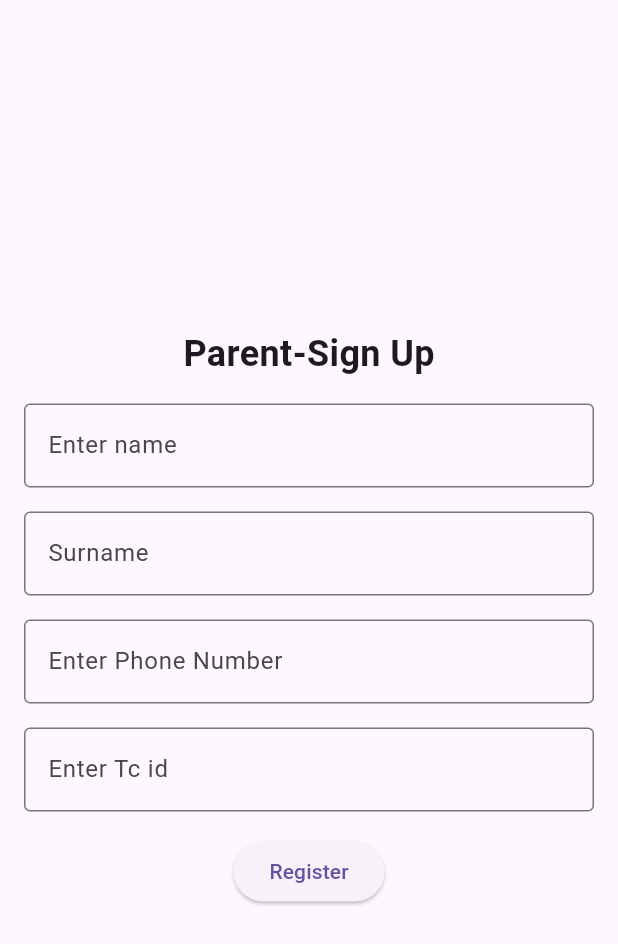
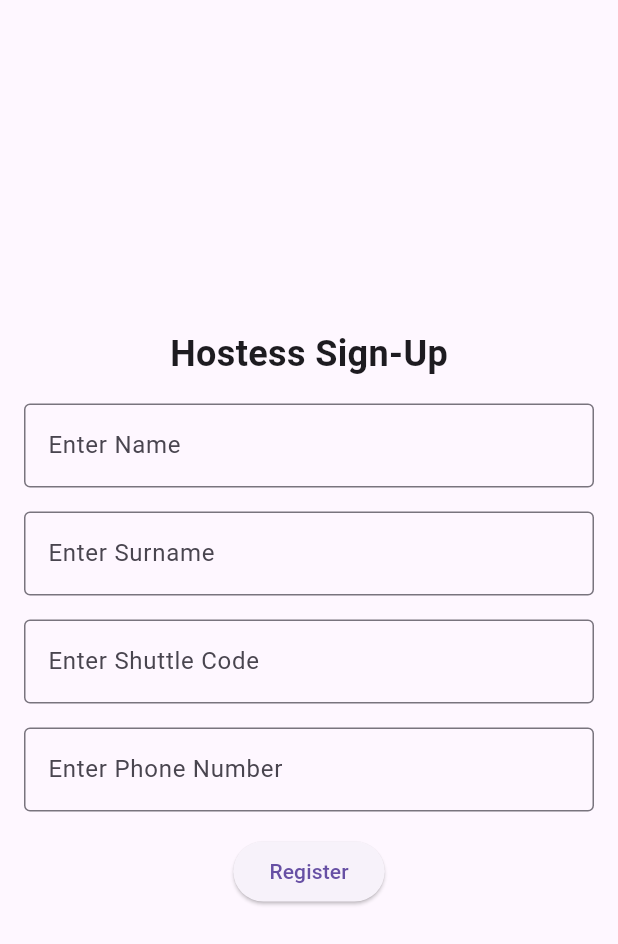
Before and after one commit to ethemsvg/shuttle-app, a Flutter app: the screen it shows after launch, after a tap on "Register", on a phone screen of 412 x 824 dp. Shown: the top 944 px of the screen. Run offline on Flutter 3.47's test engine with Material 3 defaults, Android fonts, the phone set to English and light mode, and no system bars; our stand-ins replace cloud_firestore, firebase_core; accounts and stored records are empty.

Commit message:
Register Parent and Register Hostess files now write the data in the text fields into related Collections in the DB.

```diff
--- a/lib/main.dart
+++ b/lib/main.dart
@@ -8,10 +8,22 @@ import 'package:flutter/material.dart';
 import 'register_parent.dart';
 
 
-Future<void> main() async {
+void main() async {
   //WidgetsFlutterBinding.ensureInitialized();
   WidgetsFlutterBinding.ensureInitialized();
+
+
+  //Platform.isAndroid ?
+  await Firebase.initializeApp(
+      options: const FirebaseOptions(
+        apiKey: "AIzaSyDfAWVlB6r-MK7nNGBftYSkqN5gir__QSg",
+        appId: "1:304364720194:android:bacd9d16a1f7b5cf571ddb",
+        messagingSenderId: "304364720194",
+        projectId: "kid-cruiser-goat",
+      ),
+    );
+
   await Firebase.initializeApp();
-  runApp(ParentRegister());
+  runApp(HostesRegister());
 
 }
--- a/lib/register_hostes.dart
+++ b/lib/register_hostes.dart
@@ -2,11 +2,29 @@
 import 'main.dart';
 
 import 'package:flutter/material.dart';
+import 'package:firebase_core/firebase_core.dart';
+import 'package:cloud_firestore/cloud_firestore.dart';
+
+class Hostess {
+  String name;
+  String surname;
+  String phoneNumber;
+  String shuttleCode;
+
+  Hostess({
+    required this.name,
+    required this.surname,
+    required this.phoneNumber,
+    required this.shuttleCode,
+  });
+}
 
 class HostesRegister extends StatelessWidget {
-  // Boş bir dropdown değeri
-  String? selectedSchool;
+
   TextEditingController shuttleCodeController = TextEditingController();
+  TextEditingController nameController = TextEditingController();
+  TextEditingController surnameController = TextEditingController();
+  TextEditingController phoneNumberController = TextEditingController();
 
   @override
   Widget build(BuildContext context) {
@@ -23,7 +41,7 @@ class HostesRegister extends StatelessWidget {
               mainAxisAlignment: MainAxisAlignment.center,
               children: [
                 Text(
-                  "Hostes-Sign Up",
+                  "Hostess Sign-Up",
                   style: TextStyle(
                     fontSize: 24.0,
                     fontWeight: FontWeight.bold,
@@ -31,13 +49,15 @@ class HostesRegister extends StatelessWidget {
                 ),
                 SizedBox(height: 16.0),
                 TextField(
+                  controller: nameController,
                   decoration: InputDecoration(
                     border: OutlineInputBorder(),
-                    labelText: "Enter name",
+                    labelText: "Enter Name",
                   ),
                 ),
                 SizedBox(height: 16.0),
                 TextField(
+                  controller: surnameController,
                   decoration: InputDecoration(
                     border: OutlineInputBorder(),
                     labelText: "Enter Surname",
@@ -46,29 +66,42 @@ class HostesRegister extends StatelessWidget {
                 SizedBox(height: 16.0),
                 TextField(
                   obscureText: true,
+                  controller: shuttleCodeController,
                   decoration: InputDecoration(
                     border: OutlineInputBorder(),
-                    labelText: "Enter Shuttle Password",
+                    labelText: "Enter Shuttle Code",
                   ),
                 ),
                 SizedBox(height: 16.0),
                 TextField(
-                  controller: shuttleCodeController,
+                  controller: phoneNumberController,
                   decoration: InputDecoration(
                     border: OutlineInputBorder(),
-                    labelText: "Enter Tc id",
+                    labelText: "Enter Phone Number",
                   ),
                 ),
                 SizedBox(height: 16.0),
                 ElevatedButton(
-                  onPressed: () {
-                    /////////////////////
-                    /////////////////////
-                    /////////////////////
-                    /////////////////////
-                    /////////////////////
-                    /////////////////////
-                    /////////////////////
+                  onPressed: () async{
+                    String name = nameController.text;
+                    String surname = surnameController.text;
+                    String phoneNum = phoneNumberController.text;
+                    String shuttleCode = shuttleCodeController.text;
+
+                    Hostess hostes = Hostess(
+                      name : name,
+                      surname: surname,
+                      phoneNumber: phoneNum,
+                      shuttleCode: shuttleCode,
+                    );
+
+                    await FirebaseFirestore.instance.collection('Hostess').add({
+                      'name': hostes.name,
+                      'surname': hostes.surname,
+                      'phoneNumber': hostes.phoneNumber,
+                      'shuttleCode': hostes.shuttleCode,
+                    });
+
                   },
                   child: Text("Register"),
                 ),
--- a/lib/register_parent.dart
+++ b/lib/register_parent.dart
@@ -5,12 +5,27 @@ import 'package:flutter/material.dart';
 import 'package:firebase_core/firebase_core.dart';
 import 'package:cloud_firestore/cloud_firestore.dart';
 
+class Parent {
+  String name;
+  String surname;
+  String phoneNumber;
+  String shuttleCode;
+
+  Parent({
+    required this.name,
+    required this.surname,
+    required this.phoneNumber,
+    required this.shuttleCode,
+  });
+}
 
 class ParentRegister extends StatelessWidget {
   // Boş bir dropdown değeri
   String? selectedSchool;
   TextEditingController shuttleCodeController = TextEditingController();
-  TextEditingController _nameController = TextEditingController();
+  TextEditingController nameController = TextEditingController();
+  TextEditingController surnameController = TextEditingController();
+  TextEditingController phoneNumberController = TextEditingController();
 
 
   @override
@@ -36,7 +51,7 @@ class ParentRegister extends StatelessWidget {
                 ),
                 SizedBox(height: 16.0),
                 TextField(
-                  controller: _nameController,
+                  controller: nameController,
                   decoration: InputDecoration(
                     border: OutlineInputBorder(),
                     labelText: "Enter name",
@@ -44,6 +59,7 @@ class ParentRegister extends StatelessWidget {
                 ),
                 SizedBox(height: 16.0),
                 TextField(
+                  controller: surnameController,
                   decoration: InputDecoration(
                     border: OutlineInputBorder(),
                     labelText: "Surname",
@@ -51,7 +67,7 @@ class ParentRegister extends StatelessWidget {
                 ),
                 SizedBox(height: 16.0),
                 TextField(
-                  obscureText: true,
+                  controller: phoneNumberController,
                   decoration: InputDecoration(
                     border: OutlineInputBorder(),
                     labelText: "Enter Phone Number",
@@ -59,21 +75,36 @@ class ParentRegister extends StatelessWidget {
                 ),
                 SizedBox(height: 16.0),
                 TextField(
+                  obscureText: true,
                   controller: shuttleCodeController,
                   decoration: InputDecoration(
                     border: OutlineInputBorder(),
-                    labelText: "Enter Tc id",
+                    labelText: "Shuttle Code",
                   ),
                 ),
                 SizedBox(height: 16.0),
                 ElevatedButton(
                   onPressed: () async {
-                    // Get the value from the "Name" input field
-                    String shuttlecode = shuttleCodeController.text;
+                    // Get the values from the text field controllers
+                    String name = nameController.text;
+                    String surname = surnameController.text;
+                    String phoneNumber = phoneNumberController.text;
+                    String shuttleCode = shuttleCodeController.text;
 
-                    // TODO: Add Firebase logic to push the "Name" value to the database
-                    FirebaseFirestore.instance.collection('Parents').add({
-                      'shuttleCode': shuttlecode,
+                    // Create a Parent object
+                    Parent parent = Parent(
+                      name: name,
+                      surname: surname,
+                      phoneNumber: phoneNumber,
+                      shuttleCode: shuttleCode,
+                    );
+
+                    // Add the Parent object to Firestore
+                    await FirebaseFirestore.instance.collection('Parents').add({
+                      'name': parent.name,
+                      'surname': parent.surname,
+                      'phoneNumber': parent.phoneNumber,
+                      'shuttleCode': shuttleCode,
                       // Add other fields as needed
                     });
 
```
